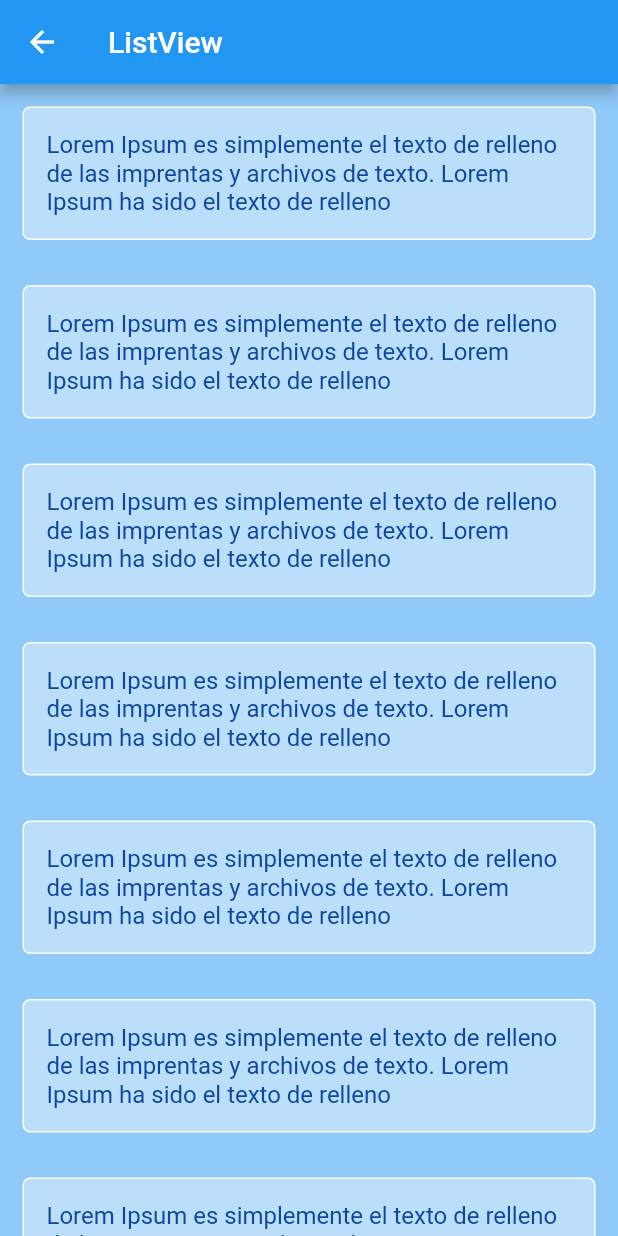
After one commit to antonio-olvera-dev/flutterexercise, a Flutter app: the ListViewExample screen opened by its route, on a phone screen of 412 x 824 dp. The commit adds this screen. Run offline on Flutter 3.47's test engine with Material 2 defaults, Android fonts, the phone set to English and light mode, and no system bars.

Commit message:
*ListView manual*

```diff
--- a/lib/main.dart
+++ b/lib/main.dart
@@ -1,4 +1,5 @@
 import 'package:exercises/routes/Icons.dart';
+import 'package:exercises/routes/listView.dart';
 import 'package:flutter/material.dart';
 
 void main() {
@@ -8,6 +9,8 @@ void main() {
     initialRoute: '/',
     routes: {
       '/icons': (context) => ExerciseIcons(),
+      '/listView': (context) => ListViewExample(),
+      '/listView2': (context) => ListViewExample(),
     },
   ));
 }
@@ -62,14 +65,16 @@ class Body extends StatelessWidget {
             ruta: 'icons',
           ),
           Botones(
-            'Boton 2',
+            'ListView Manual',
             colorText: Colors.white,
             colorButton: Colors.blue,
+            ruta: 'listView',
           ),
           Botones(
-            'Boton 3',
+            'ListView automático',
             colorText: Colors.white,
             colorButton: Colors.cyan,
+            ruta: 'listView2',
           ),
           Botones(
             'Boton 4',
--- /dev/null
+++ b/lib/routes/listView.dart
@@ -0,0 +1,60 @@
+import 'package:flutter/cupertino.dart';
+import 'package:flutter/material.dart';
+
+class ListViewExample extends StatefulWidget {
+  @override
+  _ListViewExampleState createState() => _ListViewExampleState();
+}
+
+class _ListViewExampleState extends State<ListViewExample> {
+  @override
+  Widget build(BuildContext context) {
+    return Scaffold(
+      appBar: AppBar(
+        title: Text('ListView'),
+      ),
+      body: Container(
+        color: Colors.blue[200],
+        child: ListView(
+          children: simular(),
+        ),
+      ),
+    );
+  }
+}
+
+List<Card> simular() {
+  List<Card> array = [];
+  for (var i = 0; i < 50; i++) {
+    array.add(Card(
+        'Lorem Ipsum es simplemente el texto de relleno de las imprentas y archivos de texto. Lorem Ipsum ha sido el texto de relleno'));
+  }
+  return array;
+}
+
+class Card extends StatelessWidget {
+  final String text;
+  Card(
+    this.text, {
+    Key key,
+  }) : super(key: key);
+
+  @override
+  Widget build(BuildContext context) {
+    return Container(
+      padding: EdgeInsets.all(15),
+      decoration: BoxDecoration(
+          borderRadius: BorderRadius.all(Radius.circular(5)),
+          color: Colors.blue[100],
+          border: Border.all(color: Colors.white)),
+      margin: EdgeInsets.all(15),
+      child: Text(
+        '$text',
+        style: TextStyle(
+          color: Colors.blue[900],
+          fontSize: 16,
+        ),
+      ),
+    );
+  }
+}
```
Also changed, not shown: lib/routes/Icons.dart (+108 -2 lines).
